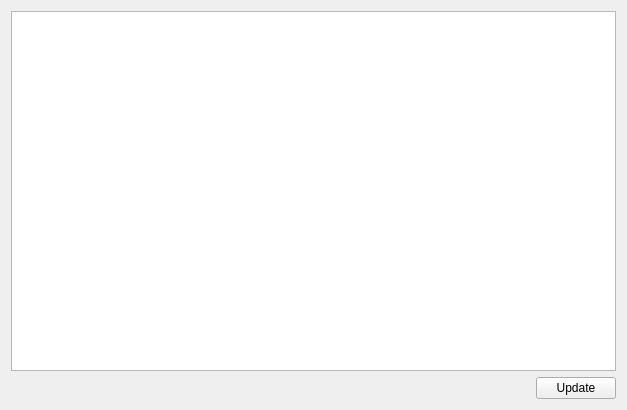
This is debugwindow.ui in j71200/DentistHelper as Qt 5 draws it before an edit. The edited form follows.
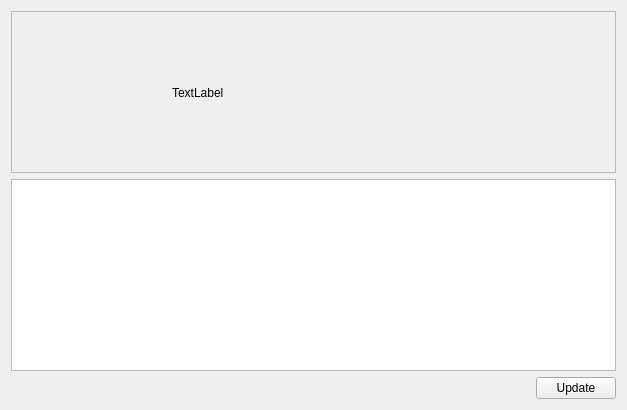
This is the edited form. Custom widgets are drawn as their Qt base class.

Commit message: Finsished double click scroll area

The edit to the form file:
```diff
--- a/debugwindow.ui
+++ b/debugwindow.ui
@@ -14,6 +14,36 @@
    <string>Form</string>
   </property>
   <layout class="QVBoxLayout" name="verticalLayout">
+   <item>
+    <widget class="CustomScrollArea" name="scrollArea">
+     <property name="widgetResizable">
+      <bool>true</bool>
+     </property>
+     <widget class="QWidget" name="scrollAreaWidgetContents">
+      <property name="geometry">
+       <rect>
+        <x>0</x>
+        <y>0</y>
+        <width>601</width>
+        <height>140</height>
+       </rect>
+      </property>
+      <widget class="QLabel" name="label">
+       <property name="geometry">
+        <rect>
+         <x>160</x>
+         <y>40</y>
+         <width>211</width>
+         <height>81</height>
+        </rect>
+       </property>
+       <property name="text">
+        <string>TextLabel</string>
+       </property>
+      </widget>
+     </widget>
+    </widget>
+   </item>
    <item>
     <widget class="QTextBrowser" name="variableTextBrowser"/>
    </item>
@@ -43,6 +73,14 @@
    </item>
   </layout>
  </widget>
+ <customwidgets>
+  <customwidget>
+   <class>CustomScrollArea</class>
+   <extends>QScrollArea</extends>
+   <header>customscrollarea.h</header>
+   <container>1</container>
+  </customwidget>
+ </customwidgets>
  <resources/>
  <connections/>
 </ui>
```
The commit also changes 10 other files.
